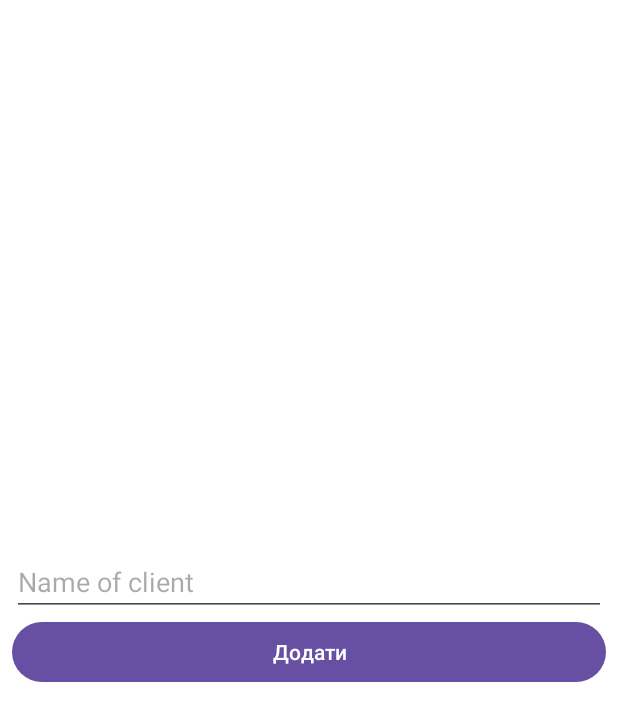
After one commit to pzkmykola/gitRobotDreamsFinalProjectGoogleMaps, an Android app: the fragment AddClientFragment placed in its activity, on a phone screen of 412 x 824 dp. The commit adds this screen. Shown: the top 721 px of the screen. Run offline under Robolectric (Android 15) with nearby library versions, the phone set to English and light mode, and no system bars; our stand-ins replace Firebase (no records; nobody signed in at launch, a user with empty details on screens opened directly).

Commit message:
implemented firebase for clients

```diff
--- a/app/src/main/AndroidManifest.xml
+++ b/app/src/main/AndroidManifest.xml
@@ -1,7 +1,7 @@
 <?xml version="1.0" encoding="utf-8"?>
 <manifest xmlns:android="http://schemas.android.com/apk/res/android"
     xmlns:tools="http://schemas.android.com/tools">
-
+    <uses-permission android:name="android.permission.INTERNET"/>
     <application
         android:allowBackup="true"
         android:dataExtractionRules="@xml/data_extraction_rules"
--- /dev/null
+++ b/app/src/main/java/com/example/googlemapsfinprojongit/AddClientFragment.kt
@@ -0,0 +1,44 @@
+package com.example.googlemapsfinprojongit
+
+import android.os.Bundle
+import android.view.LayoutInflater
+import android.view.View
+import android.view.ViewGroup
+import android.widget.Button
+import android.widget.EditText
+import androidx.fragment.app.Fragment
+import com.google.android.gms.auth.api.signin.GoogleSignIn
+import com.google.firebase.database.FirebaseDatabase
+import java.util.UUID
+
+class AddClientFragment :Fragment() {
+    override fun onCreateView(
+        inflater: LayoutInflater,
+        container: ViewGroup?,
+        savedInstanceState: Bundle?
+    ): View? {
+        return inflater.inflate(R.layout.add_client_fragment, container, false)
+    }
+    override fun onViewCreated(view: View, savedInstanceState: Bundle?) {
+        super.onViewCreated(view, savedInstanceState)
+        val inputField: EditText = view.findViewById(R.id.clientName)
+        val button: Button = view.findViewById(R.id.addButton)
+        val database = FirebaseDatabase.getInstance(
+            "https://mapsfinprojongit-default-rtdb.europe-west1.firebasedatabase.app/"
+        )
+        val account =
+            GoogleSignIn.getLastSignedInAccount(requireContext())
+        button.setOnClickListener {
+            val target = database.reference.child(
+                account?.id ?: "unknown_account"
+            )
+                .child("clients")
+                .child(UUID.randomUUID().toString())
+            target.setValue(
+                inputField.text.toString()
+            ).addOnCompleteListener {
+                parentFragmentManager.popBackStack()
+            }
+        }
+    }
+}
--- /dev/null
+++ b/app/src/main/java/com/example/googlemapsfinprojongit/SplashFragment.kt
@@ -0,0 +1,63 @@
+package com.example.googlemapsfinprojongit
+
+import android.animation.AnimatorSet
+import android.animation.ObjectAnimator
+import android.os.Bundle
+import android.view.LayoutInflater
+import android.view.View
+import android.view.ViewGroup
+import android.widget.ImageView
+import androidx.fragment.app.Fragment
+import com.google.android.gms.auth.api.signin.GoogleSignIn
+import com.google.android.gms.auth.api.signin.GoogleSignInOptions
+import com.google.android.gms.common.SignInButton
+
+class SplashFragment : Fragment() {
+    private val animatorSet = AnimatorSet()
+    private var signInButton: SignInButton? = null
+    override fun onCreateView(
+        inflater: LayoutInflater,
+        container: ViewGroup?,
+        savedInstanceState: Bundle?
+    ): View? {
+        return inflater.inflate(R.layout.splash_login_screen, container, false)
+    }
+    override fun onViewCreated(view: View, savedInstanceState: Bundle?) {
+        super.onViewCreated(view, savedInstanceState)
+        signInButton = view.findViewById(R.id.signInButton)
+        val image: ImageView = view.findViewById(R.id.image)
+        startAnimation(image)
+        val googleSignInInOptions =
+            GoogleSignInOptions.Builder(GoogleSignInOptions.DEFAULT_SIGN_IN)
+                .requestIdToken("585515021568-sd3d0tsbttodv00rse73idturasp92sq.apps.googleusercontent.com")
+                .requestEmail()
+                .build()
+        val googleSignInClient =
+            GoogleSignIn.getClient(requireContext(), googleSignInInOptions)
+        val account = GoogleSignIn.getLastSignedInAccount(requireContext())
+        val activity = requireActivity() as OnAuthLaunch
+        if(account == null) {
+            showSignInButton()
+        } else {
+            animatorSet.cancel()
+            activity.showListFragment()
+        }
+        signInButton?.setOnClickListener {
+            activity.launch(googleSignInClient.signInIntent)
+        }
+    }
+    private fun showSignInButton(){
+        signInButton?.visibility = View.VISIBLE
+        animatorSet.start()
+    }
+    private fun startAnimation(image: ImageView) {
+        val scaleXAnimation =  ObjectAnimator.ofFloat(image, View.SCALE_X, 0.5f, 1f)
+        scaleXAnimation.repeatMode = ObjectAnimator.REVERSE
+        scaleXAnimation.repeatCount = ObjectAnimator.INFINITE
+        val scaleYAnimation =  ObjectAnimator.ofFloat(image, View.SCALE_Y, 0.5f, 1f)
+        scaleYAnimation.repeatMode = ObjectAnimator.REVERSE
+        scaleYAnimation.repeatCount = ObjectAnimator.INFINITE
+        animatorSet.playTogether(scaleXAnimation, scaleYAnimation)
+        animatorSet.duration = 1000
+    }
+}
--- a/app/src/main/res/layout/activity_main.xml
+++ b/app/src/main/res/layout/activity_main.xml
@@ -6,13 +6,10 @@
     android:layout_height="match_parent"
     tools:context=".MainActivity">
 
-    <TextView
-        android:layout_width="wrap_content"
-        android:layout_height="wrap_content"
-        android:text="Hello World!"
-        app:layout_constraintBottom_toBottomOf="parent"
-        app:layout_constraintEnd_toEndOf="parent"
-        app:layout_constraintStart_toStartOf="parent"
-        app:layout_constraintTop_toTopOf="parent" />
+    <androidx.fragment.app.FragmentContainerView
+        android:id="@+id/container"
+        android:name="com.example.googlemapsfinprojongit.SplashFragment"
+        android:layout_width="match_parent"
+        android:layout_height="match_parent"/>
 
 </androidx.constraintlayout.widget.ConstraintLayout>
--- /dev/null
+++ b/app/src/main/res/layout/add_client_fragment.xml
@@ -0,0 +1,20 @@
+<?xml version="1.0" encoding="utf-8"?>
+<LinearLayout xmlns:android="http://schemas.android.com/apk/res/android"
+    android:orientation="vertical"
+    android:gravity="center"
+    android:padding="8dp"
+    android:background="@color/white"
+    android:clickable="true"
+    android:layout_width="match_parent"
+    android:layout_height="match_parent">
+    <EditText
+        android:id="@+id/clientName"
+        android:hint="Name of client"
+        android:layout_width="match_parent"
+        android:layout_height="wrap_content"/>
+    <Button
+        android:id="@+id/addButton"
+        android:text="Додати"
+        android:layout_width="match_parent"
+        android:layout_height="wrap_content"/>
+</LinearLayout>
--- a/build.gradle.kts
+++ b/build.gradle.kts
@@ -2,4 +2,5 @@
 plugins {
     id("com.android.application") version "8.2.2" apply false
     id("org.jetbrains.kotlin.android") version "1.9.22" apply false
+    id ("com.google.gms.google-services") version "4.4.1" apply false
 }
```
Also changed, not shown: app/build.gradle.kts (+10 -0 lines), app/src/main/java/com/example/googlemapsfinprojongit/HomeListFragment.kt (added, +68 -0 lines), app/src/main/java/com/example/googlemapsfinprojongit/MainActivity.kt (+52 -1 lines), app/src/main/res/layout/home_list_fragment.xml (added, +20 -0 lines), app/src/main/res/layout/splash_login_screen.xml (added, +28 -0 lines), 1 other file.
